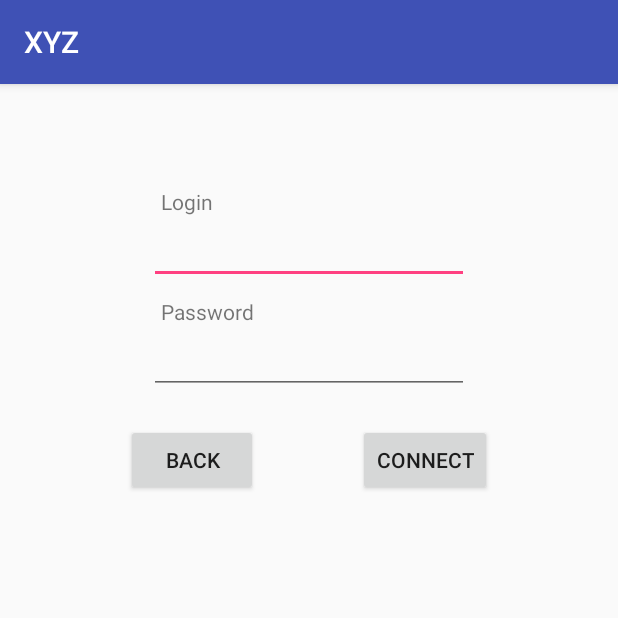
After one commit to ProjetSN2018/ApplicationsAndroid, an Android app: the AuthenticationActivity screen opened directly, with no data from a screen before it, on a phone screen of 412 x 824 dp, the top half of it. The commit adds this screen. Run offline under Robolectric (Android 15) with nearby library versions, the light colour scheme and no system bars.

Commit message:
[ADD] Ajout de la fentre popup et d'une nouvelle activité

```diff
--- a/XYZ/app/src/main/AndroidManifest.xml
+++ b/XYZ/app/src/main/AndroidManifest.xml
@@ -3,27 +3,29 @@
     package="com.project.xyz">
 
     <uses-feature android:name="android.hardware.bluetooth" />
-    <uses-permission android:name="android.permission.BLUETOOTH"/>
-    <uses-permission android:name="android.permission.BLUETOOTH_ADMIN"/>
-    <uses-permission android:name="android.permission.BLUETOOTH_PRIVILEGED"/>
-    <uses-permission android:name="android.permission.ACCESS_COARSE_LOCATION"/>
 
+    <uses-permission android:name="android.permission.BLUETOOTH" />
+    <uses-permission android:name="android.permission.BLUETOOTH_ADMIN" />
+    <uses-permission android:name="android.permission.BLUETOOTH_PRIVILEGED" />
+    <uses-permission android:name="android.permission.ACCESS_COARSE_LOCATION" />
 
     <application
-
         android:allowBackup="true"
         android:icon="@mipmap/ic_launcher"
         android:label="@string/app_name"
         android:roundIcon="@mipmap/ic_launcher_round"
         android:supportsRtl="true"
         android:theme="@style/AppTheme">
-        <activity android:name=".MainActivity"
+        <activity
+            android:name=".MainActivity"
             android:screenOrientation="portrait">
             <intent-filter>
                 <action android:name="android.intent.action.MAIN" />
+
                 <category android:name="android.intent.category.LAUNCHER" />
             </intent-filter>
         </activity>
+        <activity android:name=".AuthenticationActivity"></activity>
     </application>
 
 </manifest>
--- /dev/null
+++ b/XYZ/app/src/main/java/com/project/xyz/AuthenticationActivity.java
@@ -0,0 +1,24 @@
+package com.project.xyz;
+
+import android.content.Intent;
+import android.support.v7.app.AppCompatActivity;
+import android.os.Bundle;
+import android.view.View;
+import android.widget.Button;
+
+public class AuthenticationActivity extends AppCompatActivity {
+
+    @Override
+    protected void onCreate(Bundle savedInstanceState) {
+        super.onCreate(savedInstanceState);
+        setContentView(R.layout.activity_authentication);
+
+        Button btnBack = (Button) findViewById(R.id.btnBack);
+        btnBack.setOnClickListener(new View.OnClickListener(){
+            @Override
+            public void onClick(View view){
+                finish();
+            }
+        });
+    }
+}
--- a/XYZ/app/src/main/java/com/project/xyz/MainActivity.java
+++ b/XYZ/app/src/main/java/com/project/xyz/MainActivity.java
@@ -1,8 +1,10 @@
 package com.project.xyz;
 
 import android.Manifest;
+import android.app.AlertDialog;
 import android.app.Dialog;
 import android.content.Context;
+import android.content.DialogInterface;
 import android.content.pm.PackageManager;
 import android.support.v4.app.ActivityCompat;
 import android.support.v4.content.ContextCompat;
@@ -125,14 +127,30 @@ public class MainActivity extends AppCompatActivity {
         btnOnOff.setOnClickListener(new View.OnClickListener(){
             @Override
             public void onClick(View view) {
-                //Log.d(TAG, "onClick : enabling/disabling Bluetooth.");
                 enableDisableBT();
             }
         });
         lvNewDevices.setOnItemClickListener(new AdapterView.OnItemClickListener() {
             @Override
             public void onItemClick(AdapterView<?> adapterView, View view, int i, long l) {
-                Toast.makeText(getApplicationContext(), ((TextView) view).getText(), Toast.LENGTH_SHORT).show();
+                DialogInterface.OnClickListener dialogClickListener = new DialogInterface.OnClickListener() {
+                    @Override
+                    public void onClick(DialogInterface dialog, int which) {
+                        switch (which){
+                            case DialogInterface.BUTTON_POSITIVE:
+                                //Yes button clicked
+                                Intent authenticationIntent = new Intent(MainActivity.this, AuthenticationActivity.class);
+                                startActivity(authenticationIntent);
+                                break;
+
+                            case DialogInterface.BUTTON_NEGATIVE:
+                                //No button clicked
+                                break;
+                        }
+                    }
+                };
+                AlertDialog.Builder builder = new AlertDialog.Builder(mainActivity);
+                builder.setMessage("Do you want to connect to this device :\n"+((TextView) view).getText()+" ?").setPositiveButton("Yes", dialogClickListener).setNegativeButton("No", dialogClickListener).show();
             }
         });
     }
@@ -151,7 +169,6 @@ public class MainActivity extends AppCompatActivity {
             mBluetoothAdapter.disable();
             IntentFilter BTIntent = new IntentFilter(BluetoothAdapter.ACTION_STATE_CHANGED);
             registerReceiver(mBroadcastReceiver1, BTIntent);
-
         }
     }
 
@@ -187,13 +204,6 @@ public class MainActivity extends AppCompatActivity {
     }
 
     public void checkBTPermissions(){
-//        if(Build.VERSION.SDK_INT > Build.VERSION_CODES.LOLLIPOP){
-//            int permissionCheck = this.checkSelfPermission("Manifest.permission.ACCESS_FINE LOCATION");
-//            permissionCheck += this.checkSelfPermission("Manifest.permission.ACCESS_FINE LOCATION");
-//            if (permissionCheck !=0){
-//                this.requestPermissions(new String[]{Manifest.permission.ACCESS_FINE_LOCATION, Manifest.permission.ACCESS_COARSE_LOCATION},1001);
-//            }
-//        }
         if(ContextCompat.checkSelfPermission(this,Manifest.permission.ACCESS_COARSE_LOCATION) != PackageManager.PERMISSION_GRANTED){
             ActivityCompat.requestPermissions(this,new String[]{Manifest.permission.ACCESS_COARSE_LOCATION},1);
         }
--- /dev/null
+++ b/XYZ/app/src/main/res/layout/activity_authentication.xml
@@ -0,0 +1,72 @@
+<?xml version="1.0" encoding="utf-8"?>
+<android.support.constraint.ConstraintLayout xmlns:android="http://schemas.android.com/apk/res/android"
+    xmlns:app="http://schemas.android.com/apk/res-auto"
+    xmlns:tools="http://schemas.android.com/tools"
+    android:layout_width="match_parent"
+    android:layout_height="match_parent"
+    tools:context="com.project.xyz.AuthenticationActivity">
+
+    <EditText
+        android:id="@+id/edLogin"
+        android:layout_width="wrap_content"
+        android:layout_height="wrap_content"
+        android:layout_marginEnd="8dp"
+        android:layout_marginStart="8dp"
+        android:layout_marginTop="88dp"
+        android:ems="10"
+        android:inputType="textPersonName"
+        app:layout_constraintEnd_toEndOf="parent"
+        app:layout_constraintStart_toStartOf="parent"
+        app:layout_constraintTop_toTopOf="parent" />
+
+    <EditText
+        android:id="@+id/edPassword"
+        android:layout_width="wrap_content"
+        android:layout_height="wrap_content"
+        android:layout_marginEnd="8dp"
+        android:layout_marginStart="8dp"
+        android:layout_marginTop="28dp"
+        android:ems="10"
+        android:inputType="textPassword"
+        app:layout_constraintEnd_toEndOf="parent"
+        app:layout_constraintStart_toStartOf="parent"
+        app:layout_constraintTop_toBottomOf="@+id/edLogin" />
+
+    <TextView
+        android:id="@+id/tvLogin"
+        android:layout_width="wrap_content"
+        android:layout_height="wrap_content"
+        android:layout_marginLeft="8dp"
+        android:text="Login"
+        app:layout_constraintBottom_toTopOf="@+id/edLogin"
+        app:layout_constraintStart_toStartOf="@+id/edLogin" />
+
+    <TextView
+        android:id="@+id/tvPassword"
+        android:layout_width="wrap_content"
+        android:layout_height="wrap_content"
+        android:layout_marginLeft="8dp"
+        android:text="Password"
+        app:layout_constraintBottom_toTopOf="@+id/edPassword"
+        app:layout_constraintStart_toStartOf="@+id/edPassword" />
+
+    <Button
+        android:id="@+id/btnConnect"
+        android:layout_width="wrap_content"
+        android:layout_height="wrap_content"
+        android:layout_marginRight="84dp"
+        android:layout_marginTop="20dp"
+        android:text="Connect"
+        app:layout_constraintEnd_toEndOf="parent"
+        app:layout_constraintTop_toBottomOf="@+id/edPassword" />
+
+    <Button
+        android:id="@+id/btnBack"
+        android:layout_width="wrap_content"
+        android:layout_height="wrap_content"
+        android:layout_marginLeft="84dp"
+        android:layout_marginTop="20dp"
+        android:text="Back"
+        app:layout_constraintStart_toStartOf="parent"
+        app:layout_constraintTop_toBottomOf="@+id/edPassword" />
+</android.support.constraint.ConstraintLayout>
```
